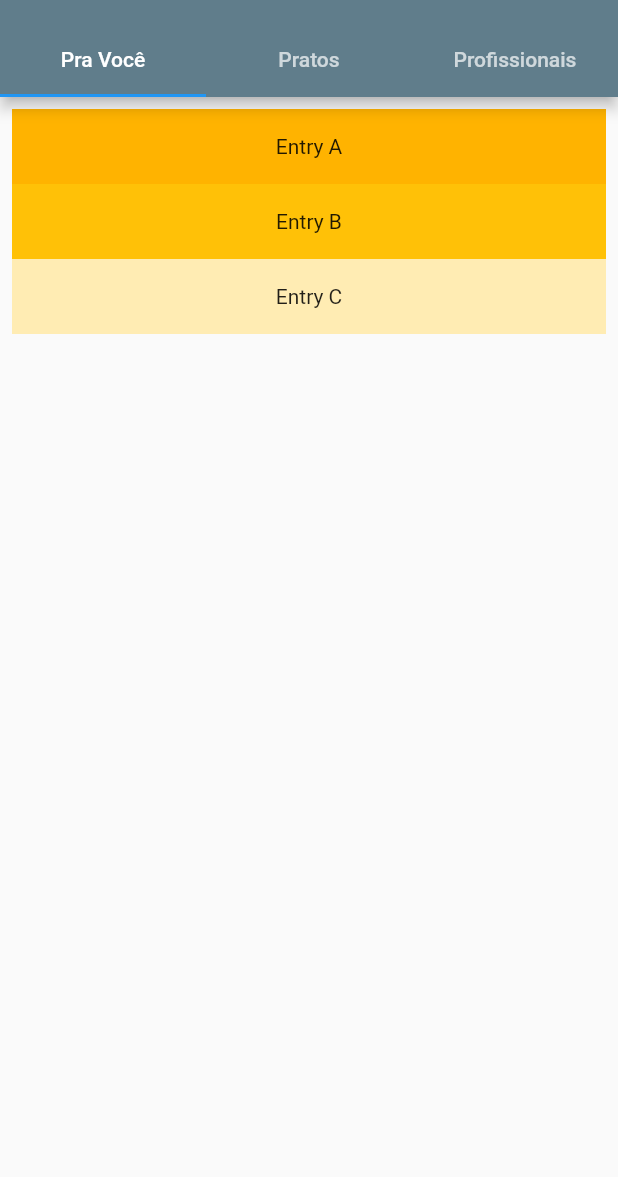
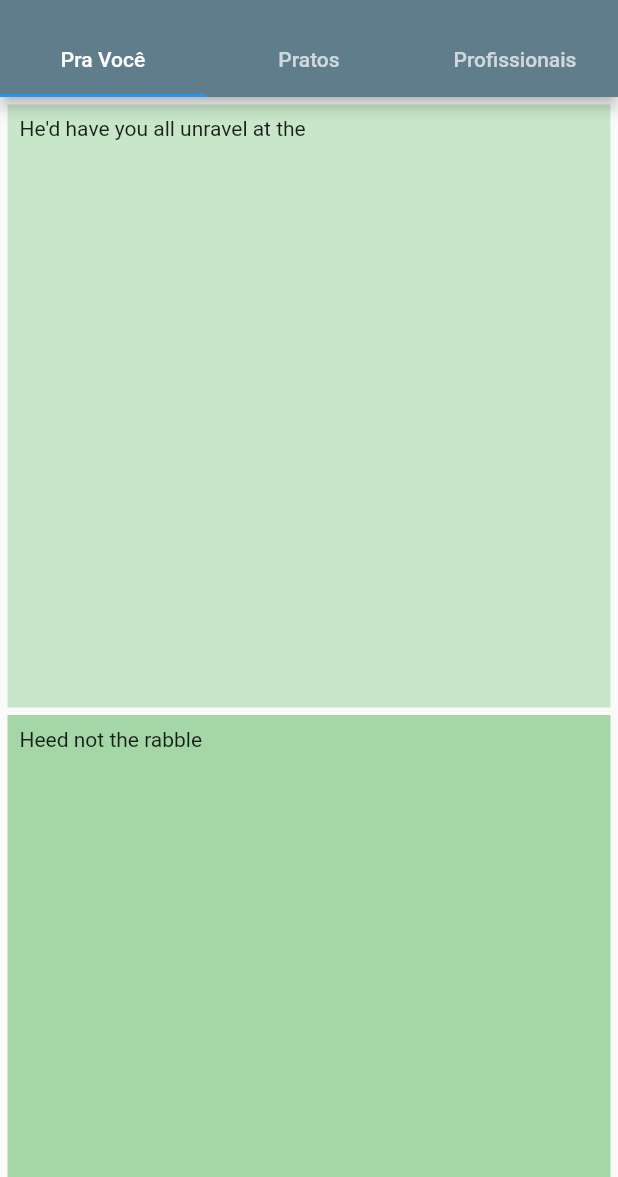
Before and after one commit to ginaldolaranjeiras/dolman_app, a Flutter app: the screen it shows after launch, on a phone screen of 412 x 824 dp, the part 59-1236 px from its top. Run offline on Flutter 3.47's test engine with Material 2 defaults, Android fonts, the phone set to English and light mode, and no system bars.

Commit message:
Guias em arquivos diferentes

```diff
--- a/lib/ui/pages/pratos.dart
+++ b/lib/ui/pages/pratos.dart
@@ -9,23 +9,47 @@ class Pratos extends StatefulWidget {
 class _PratosState extends State<Pratos> {
   @override
   Widget build(BuildContext context) {
-    return ListView(
-      padding: const EdgeInsets.all(8),
+    return CustomScrollView(
+      primary: true,
+      slivers: <Widget>[
+        SliverPadding(
+          padding: const EdgeInsets.all(5),
+          sliver: SliverGrid.count(
+            mainAxisSpacing: 5,
+            crossAxisCount: 1,
             children: <Widget>[
               Container(
-          height: 50,
-          color: Colors.blue[600],
-          child: const Center(child: Text('Entry A')),
+                padding: const EdgeInsets.all(8),
+                child: const Text('He\'d have you all unravel at the'),
+                color: Colors.red[100],
               ),
               Container(
-          height: 50,
-          color: Colors.blue[500],
-          child: const Center(child: Text('Entry B')),
+                padding: const EdgeInsets.all(8),
+                child: const Text('Heed not the rabble'),
+                color: Colors.red[200],
               ),
               Container(
-          height: 50,
-          color: Colors.blue[100],
-          child: const Center(child: Text('Entry C')),
+                padding: const EdgeInsets.all(8),
+                child: const Text('Sound of screams but the'),
+                color: Colors.red[300],
+              ),
+              Container(
+                padding: const EdgeInsets.all(8),
+                child: const Text('Who scream'),
+                color: Colors.red[400],
+              ),
+              Container(
+                padding: const EdgeInsets.all(8),
+                child: const Text('Revolution is coming...'),
+                color: Colors.red[500],
+              ),
+              Container(
+                padding: const EdgeInsets.all(8),
+                child: const Text('Revolution, they...'),
+                color: Colors.red[600],
+              ),
+            ],
+          ),
         ),
       ],
     );
--- a/lib/ui/pages/pravoce.dart
+++ b/lib/ui/pages/pravoce.dart
@@ -9,23 +9,47 @@ class PraVoce extends StatefulWidget {
 class _PraVoceState extends State<PraVoce> {
   @override
   Widget build(BuildContext context) {
-    return ListView(
-      padding: const EdgeInsets.all(8),
+    return CustomScrollView(
+      primary: true,
+      slivers: <Widget>[
+        SliverPadding(
+          padding: const EdgeInsets.all(5),
+          sliver: SliverGrid.count(
+            mainAxisSpacing: 5,
+            crossAxisCount: 1,
             children: <Widget>[
               Container(
-          height: 50,
-          color: Colors.amber[600],
-          child: const Center(child: Text('Entry A')),
+                padding: const EdgeInsets.all(8),
+                child: const Text('He\'d have you all unravel at the'),
+                color: Colors.green[100],
               ),
               Container(
-          height: 50,
-          color: Colors.amber[500],
-          child: const Center(child: Text('Entry B')),
+                padding: const EdgeInsets.all(8),
+                child: const Text('Heed not the rabble'),
+                color: Colors.green[200],
               ),
               Container(
-          height: 50,
-          color: Colors.amber[100],
-          child: const Center(child: Text('Entry C')),
+                padding: const EdgeInsets.all(8),
+                child: const Text('Sound of screams but the'),
+                color: Colors.green[300],
+              ),
+              Container(
+                padding: const EdgeInsets.all(8),
+                child: const Text('Who scream'),
+                color: Colors.green[400],
+              ),
+              Container(
+                padding: const EdgeInsets.all(8),
+                child: const Text('Revolution is coming...'),
+                color: Colors.green[500],
+              ),
+              Container(
+                padding: const EdgeInsets.all(8),
+                child: const Text('Revolution, they...'),
+                color: Colors.green[600],
+              ),
+            ],
+          ),
         ),
       ],
     );
--- a/lib/ui/pages/profissionais.dart
+++ b/lib/ui/pages/profissionais.dart
@@ -9,23 +9,59 @@ class Profissionais extends StatefulWidget {
 class _ProfissionaisState extends State<Profissionais> {
   @override
   Widget build(BuildContext context) {
-    return ListView(
-      padding: const EdgeInsets.all(8),
+    return CustomScrollView(
+      primary: true,
+      slivers: <Widget>[
+        SliverPadding(
+          padding: const EdgeInsets.all(5),
+          sliver: SliverGrid.count(
+            mainAxisSpacing: 5,
+            crossAxisCount: 1,
             children: <Widget>[
               Container(
-          height: 50,
-          color: Colors.green[600],
-          child: const Center(child: Text('Entry A')),
+                padding: const EdgeInsets.all(8),
+                child: const Text(
+                  'He\'d have you all unravel at the'
+                  ),
+                color: Colors.blue[100],
               ),
               Container(
-          height: 50,
-          color: Colors.green[500],
-          child: const Center(child: Text('Entry B')),
+                padding: const EdgeInsets.all(8),
+                child: const Text(
+                  'Heed not the rabble'
+                  ),
+                color: Colors.blue[200],
               ),
               Container(
-          height: 50,
-          color: Colors.green[100],
-          child: const Center(child: Text('Entry C')),
+                padding: const EdgeInsets.all(8),
+                child: const Text(
+                  'Sound of screams but the'
+                  ),
+                color: Colors.blue[300],
+              ),
+              Container(
+                padding: const EdgeInsets.all(8),
+                child: const Text(
+                  'Who scream'
+                  ),
+                color: Colors.blue[400],
+              ),
+              Container(
+                padding: const EdgeInsets.all(8),
+                child: const Text(
+                  'Revolution is coming...'
+                  ),
+                color: Colors.blue[500],
+              ),
+              Container(
+                padding: const EdgeInsets.all(8),
+                child: const Text(
+                  'Revolution, they...'
+                  ),
+                color: Colors.blue[600],
+              ),
+            ],
+          ),
         ),
       ],
     );
```
Lines whose indentation alone changed are shown as unchanged.
